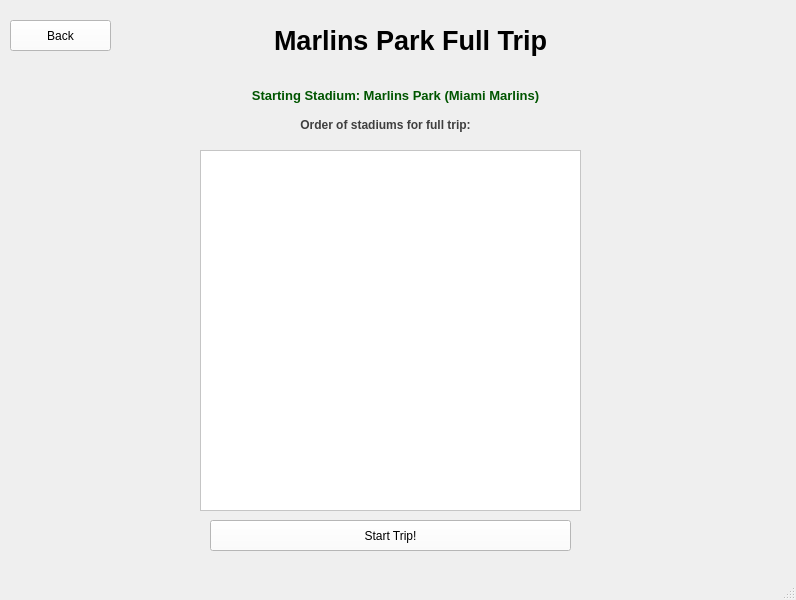
First picture: the form in Baseball/marlinspath.ui, repository Ykhan799/CS-1D-Project-2-Baseball, before the edit.
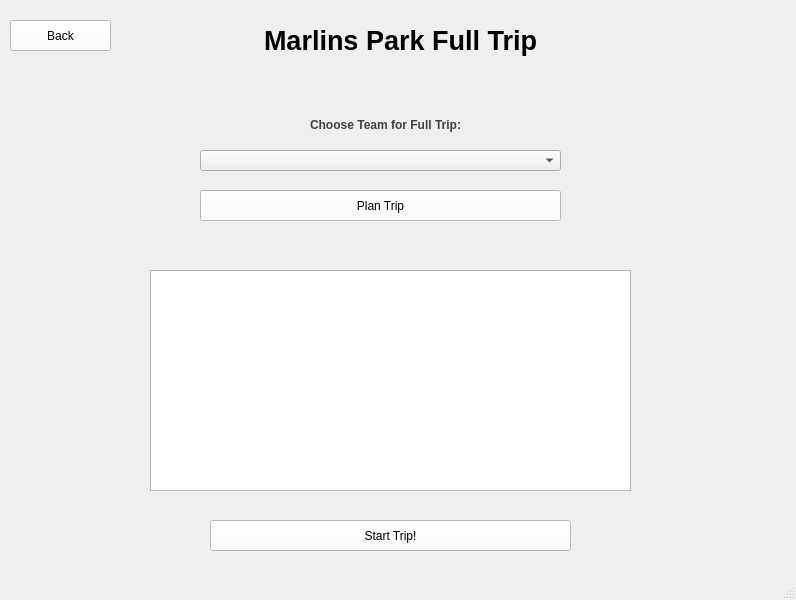
Second picture: the form after the edit.

```diff
--- a/Baseball/marlinspath.ui
+++ b/Baseball/marlinspath.ui
@@ -14,19 +14,6 @@
    <string>MainWindow</string>
   </property>
   <widget class="QWidget" name="centralwidget">
-   <widget class="QLabel" name="startCampusHeader_4">
-    <property name="geometry">
-     <rect>
-      <x>120</x>
-      <y>70</y>
-      <width>551</width>
-      <height>51</height>
-     </rect>
-    </property>
-    <property name="text">
-     <string>&lt;html&gt;&lt;head/&gt;&lt;body&gt;&lt;p align=&quot;center&quot;&gt;&lt;span style=&quot; font-size:10pt; font-weight:600; color:#005500;&quot;&gt;Starting Stadium: Marlins Park (Miami Marlins)&lt;/span&gt;&lt;/p&gt;&lt;/body&gt;&lt;/html&gt;</string>
-    </property>
-   </widget>
    <widget class="QPushButton" name="backButton">
     <property name="geometry">
      <rect>
@@ -69,16 +56,16 @@
      </rect>
     </property>
     <property name="text">
-     <string>&lt;html&gt;&lt;head/&gt;&lt;body&gt;&lt;p align=&quot;center&quot;&gt;&lt;span style=&quot; font-weight:600; color:#3f3f3f;&quot;&gt;Order of stadiums for full trip:&lt;/span&gt;&lt;/p&gt;&lt;/body&gt;&lt;/html&gt;</string>
+     <string>&lt;html&gt;&lt;head/&gt;&lt;body&gt;&lt;p align=&quot;center&quot;&gt;&lt;span style=&quot; font-weight:600; color:#3f3f3f;&quot;&gt;Choose Team for Full Trip:&lt;/span&gt;&lt;/p&gt;&lt;/body&gt;&lt;/html&gt;</string>
     </property>
    </widget>
    <widget class="QLabel" name="admin_label">
     <property name="geometry">
      <rect>
-      <x>130</x>
-      <y>20</y>
-      <width>561</width>
-      <height>41</height>
+      <x>80</x>
+      <y>10</y>
+      <width>641</width>
+      <height>61</height>
      </rect>
     </property>
     <property name="font">
@@ -95,31 +82,41 @@
      <set>Qt::AlignCenter</set>
     </property>
    </widget>
-   <widget class="QScrollArea" name="scrollArea_chosenSchools">
+   <widget class="QTextBrowser" name="textBrowser_MiamiMarlins">
+    <property name="geometry">
+     <rect>
+      <x>150</x>
+      <y>270</y>
+      <width>481</width>
+      <height>221</height>
+     </rect>
+    </property>
+   </widget>
+   <widget class="QComboBox" name="comboBox">
     <property name="geometry">
      <rect>
       <x>200</x>
       <y>150</y>
-      <width>381</width>
-      <height>361</height>
+      <width>361</width>
+      <height>21</height>
+     </rect>
+    </property>
+   </widget>
+   <widget class="QToolButton" name="planTrip_button">
+    <property name="geometry">
+     <rect>
+      <x>200</x>
+      <y>190</y>
+      <width>361</width>
+      <height>31</height>
      </rect>
     </property>
     <property name="styleSheet">
      <string notr="true">background-color: rgb(255, 255, 255)</string>
     </property>
-    <property name="widgetResizable">
-     <bool>true</bool>
+    <property name="text">
+     <string>Plan Trip</string>
     </property>
-    <widget class="QWidget" name="scrollAreaWidgetContents_2">
-     <property name="geometry">
-      <rect>
-       <x>0</x>
-       <y>0</y>
-       <width>379</width>
-       <height>359</height>
-      </rect>
-     </property>
-    </widget>
    </widget>
   </widget>
   <widget class="QStatusBar" name="statusbar"/>
```
